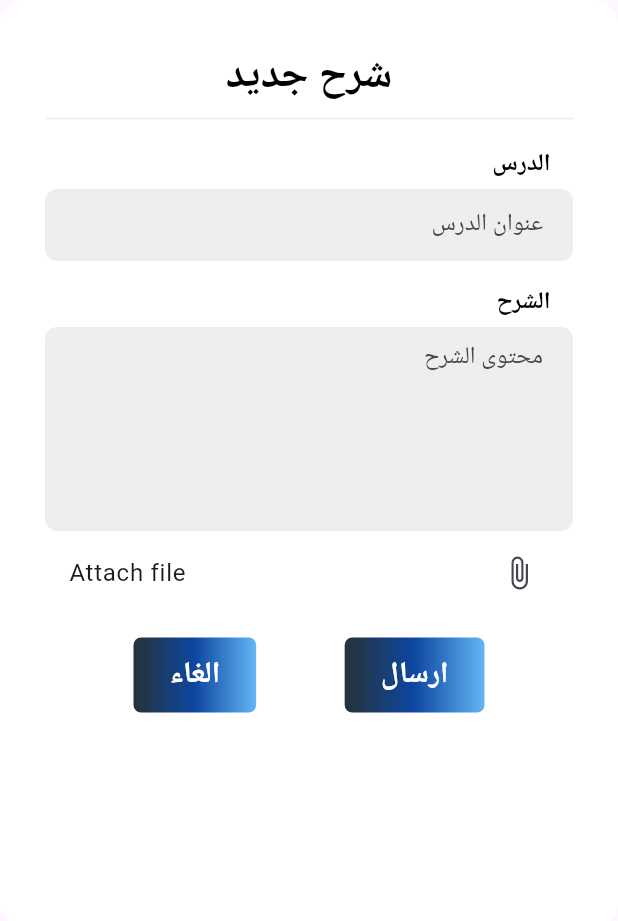
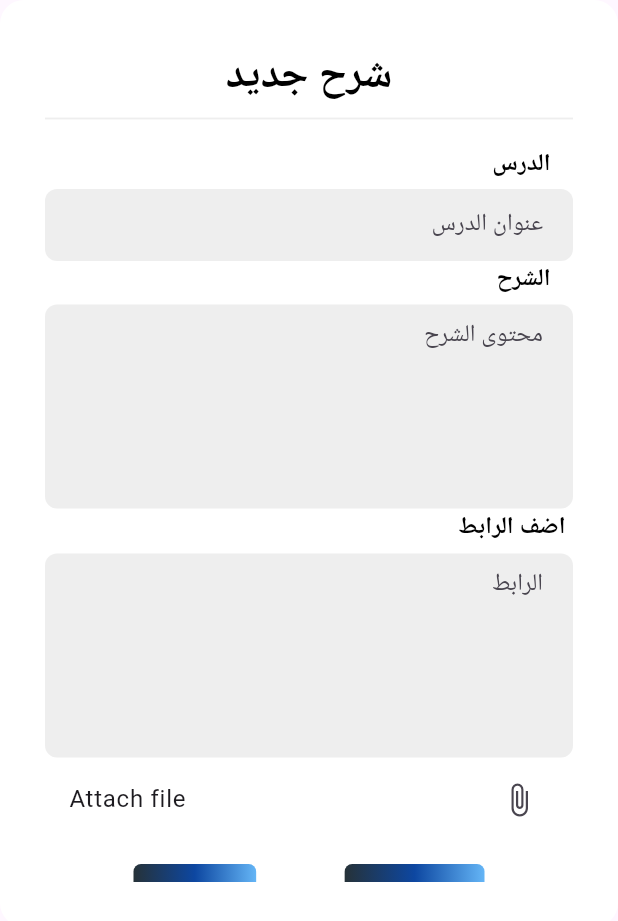
Before and after one commit to Abnhd/Graduation_Project, a Flutter app: the AddNotificationDialog widget shown alone on an empty page, opened directly with empty values, on a phone screen of 412 x 824 dp. Shown: the top 921 px of the screen. Run offline on Flutter 3.47's test engine with Material 3 defaults, Android fonts, the phone set to English and light mode, and no system bars; our stand-ins replace dio, file_picker, flutter_staggered_animations, page_transition, shared_preferences; missing offline and left inert: dart:ffi, flutter_pdfview; accounts and stored records are empty; network calls fail.

Commit message:
4/6/2024

```diff
--- a/lib/main.dart
+++ b/lib/main.dart
@@ -67,7 +67,7 @@ class MyApp extends StatelessWidget {
           debugShowCheckedModeBanner: false,
 
 
-          home:lesson(),
+          home:diary(),
         ));
   }
 
--- a/lib/view/teacher/tabbar/classtab/diaryclass/diaryclass.dart
+++ b/lib/view/teacher/tabbar/classtab/diaryclass/diaryclass.dart
@@ -8,6 +8,7 @@ import 'package:abeermdrsty/view/teacher/components/drawer/custom_drawer.dart';
 import 'package:abeermdrsty/view/teacher/tabbar/classtab/homeworknotification/viewhw.dart';
 import 'package:abeermdrsty/view/teacher/tabbar/test.dart';
 import 'package:page_transition/page_transition.dart';
+import 'package:url_launcher/url_launcher.dart';
 
 class diary extends StatefulWidget {
   @override
@@ -56,7 +57,14 @@ class _diaryState extends State<diary> {
       notifications.removeAt(index);
     });
   }
-
+final String videoUrl = 'https://www.youtube.com/watch?v=exampleVideoId';
+  void launchUrl(String url) async {
+    if (!await canLaunchUrl(Uri.parse(url))) {
+      throw 'Could not launch $url';
+    }
+    // ignore: deprecated_member_use
+    await launch(url);
+  }
   void _showAddNotificationDialog(
       {Map<String, dynamic>? notification, int? index}) {
     showModalBottomSheet<void>(
@@ -123,8 +131,7 @@ class _diaryState extends State<diary> {
                             ),
                             elevation: 4, // Remove card elevation
                             color: Colors.white, // Transparent card background
-                        child: Column(
-                          children: [
+                            child: Column(children: [
                               ListTile(
                                 trailing: CircleAvatar(
                                   backgroundImage: AssetImage("img/quran.jpg"),
@@ -167,13 +174,11 @@ class _diaryState extends State<diary> {
 
                                 // Timestamp on the top left corner
                               ),
-
-
                               Column(
                                 children: [
                                   Center(
                                     child: Text(
-                                    notification['title'],
+                                      "الدرس:${notification['title']}",
                                       style: TextStyle(
                                         fontWeight: FontWeight.bold,
                                         fontSize:
@@ -191,19 +196,39 @@ class _diaryState extends State<diary> {
                                   ),
                                   Text(
                                     notification['content'],
-                                  style: TextStyle(fontWeight: FontWeight.bold),
+                                    style:
+                                        TextStyle(fontWeight: FontWeight.bold),
                                     textAlign: TextAlign.right,
                                   ),
                                   SizedBox(
                                     height: 10,
                                   ),
-
-
+                                  Padding(padding:
+                                                  const EdgeInsets.all(16.0),
+                                              child: Row(
+                                                crossAxisAlignment:
+                                                    CrossAxisAlignment.center,
+                                                mainAxisAlignment:
+                                                    MainAxisAlignment
+                                                        .spaceAround,
+                                                children: [
+                                                  ElevatedButton(
+                                                    onPressed: () => launchUrl(
+                                                        videoUrl), // Open YouTube link
+                                                    child: const Text('يوتيوب'),
+                                                  ),
+                                                  ElevatedButton(
+                                                    onPressed: () {},
+                                                    // Open YouTube link
+                                                    child:
+                                                        const Text('عرض ملف'),
+                                                  ),
+                                                ],
+                                              ),)
                                 ],
                               ),
-
-
-          ])    ))],
+                            ])))
+                  ],
                 );
               },
             )),
@@ -240,6 +265,7 @@ class AddNotificationDialog extends StatefulWidget {
 
 class _AddNotificationDialogState extends State<AddNotificationDialog> {
   final _titleController = TextEditingController();
+  final _urlController = TextEditingController();
   final _contentController = TextEditingController();
   DateTime _deadline = DateTime.now();
   String? _attachedFile;
@@ -352,7 +378,6 @@ class _AddNotificationDialogState extends State<AddNotificationDialog> {
                         padding: EdgeInsets.only(right: 15),
                         child: const Text(
                           "الدرس",
-
                           style: TextStyle(
                               fontSize: 16,
                               fontWeight: FontWeight.w600,
@@ -385,14 +410,12 @@ class _AddNotificationDialogState extends State<AddNotificationDialog> {
                           },
                         ),
                       ),
-                      const SizedBox(
-                        height: 15,
-                      ),
+
+
                             Padding(
                         padding: EdgeInsets.only(right: 15),
                         child: Text(
                           "الشرح",
-
                           style: TextStyle(
                               fontSize: 16,
                               fontWeight: FontWeight.w600,
@@ -423,6 +446,36 @@ class _AddNotificationDialogState extends State<AddNotificationDialog> {
                               }
                               return null; // Input is valid
                             },
+                          )),
+                            Padding(
+                        padding: EdgeInsets.only(right: 5),
+                        child: Text(
+                          "اضف الرابط",
+                          style: TextStyle(
+                              fontSize: 16,
+                              fontWeight: FontWeight.w600,
+                              color: Colors.black),
+                        ),
+                      ),
+                      const SizedBox(
+                        height: 6,
+                      ),
+                      Container(
+                          padding: EdgeInsets.symmetric(horizontal: 20),
+                          decoration: BoxDecoration(
+                              color: Colors.grey.shade200,
+                              borderRadius: BorderRadius.circular(8)),
+                          child: TextFormField(
+                            textAlign: TextAlign.right,
+                            controller: _urlController,
+                            decoration: InputDecoration(
+                              enabledBorder: InputBorder.none,
+                              focusedBorder: InputBorder.none,
+                              alignLabelWithHint: true,
+                              hintText: "الرابط",
+                            ),
+                            maxLines: 5,
+
                           )),
                       ListTile(
                         title: Text(_attachedFile != null
```
Lines whose indentation alone changed are shown as unchanged.
